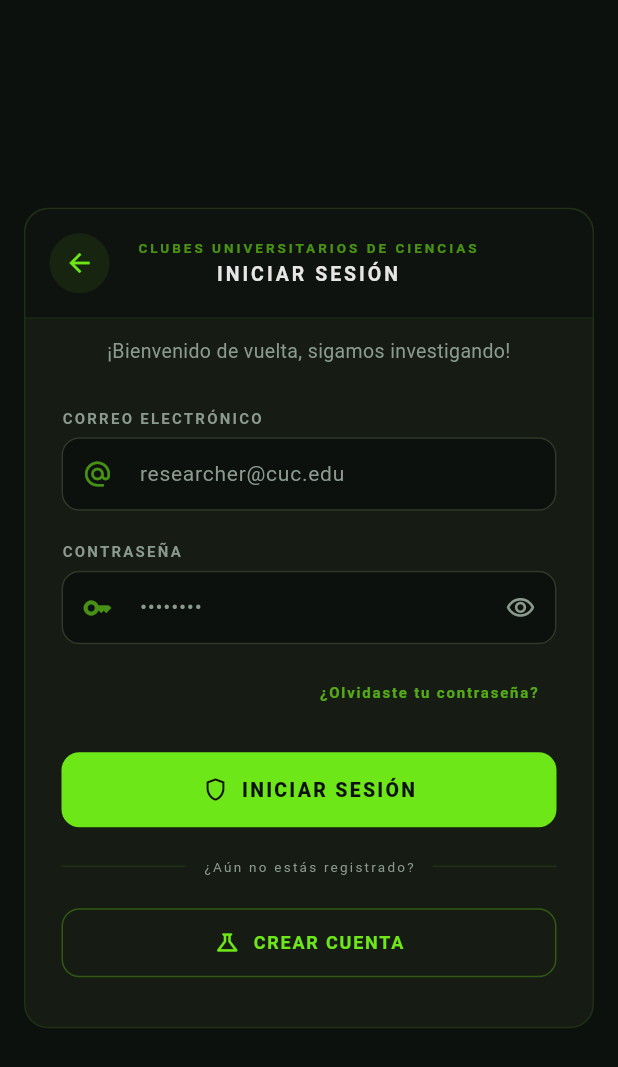
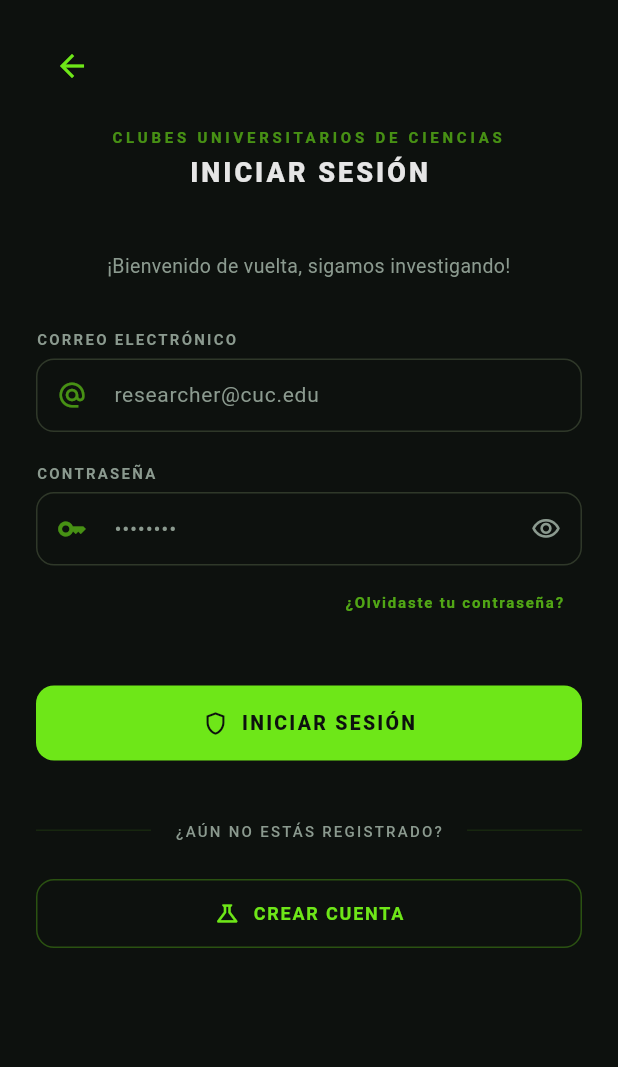
Before and after one commit to camm041111/flutter_application_cuc, a Flutter app: the screen it shows after launch, on a phone screen of 412 x 824 dp. Shown: the top 1067 px of the screen. Run offline on Flutter 3.47's test engine with Material 3 defaults, Android fonts, the phone set to English and light mode, and no system bars; our stand-ins replace flutter_dotenv, flutter_riverpod, supabase_flutter; accounts and stored records are empty; Roboto replaces fonts that are missing (SpaceGrotesk).

Commit message:
refactor: limpiar interfaz de login y mejorar consistencia visual

```diff
--- a/lib/core/services/auth_service.dart
+++ b/lib/core/services/auth_service.dart
@@ -9,7 +9,7 @@ final authServiceProvider = Provider<AuthService>((ref) {
 class AuthService {
   final SupabaseClient _supabase = Supabase.instance.client;
 
-  /// Método para registrar un nuevo usuario
+  /// Metodo para registrar un nuevo usuario
   /// Retorna un [String] con el mensaje de error, o [null] si fue exitoso.
   Future<String?> registrarUsuario({
     required String correo,
--- a/lib/features/auth/login/login_screen.dart
+++ b/lib/features/auth/login/login_screen.dart
@@ -1,7 +1,11 @@
 import 'package:flutter/material.dart';
 import '../../../core/theme/app_theme.dart';
+import '../../../core/constants/app_routes.dart';
 import '../../../core/widgets/cuc_text_field.dart';
-import '../../../core/constants/app_routes.dart';
+// Importamos los nuevos componentes extraídos
+import '../widgets/login_header.dart';
+import '../widgets/login_footer.dart';
+
 
 class LoginScreen extends StatelessWidget {
   const LoginScreen({super.key});
@@ -9,106 +13,40 @@ class LoginScreen extends StatelessWidget {
   @override
   Widget build(BuildContext context) {
     return Scaffold(
+      backgroundColor: AppColors.background, // Asegura el color de fondo completo
       body: SafeArea(
-        child: Center(
         child: SingleChildScrollView(
-            child: ConstrainedBox(
-              constraints: const BoxConstraints(maxWidth: 480),
-              child: Container(
-                margin: const EdgeInsets.all(16),
-                decoration: BoxDecoration(
-                  color: AppColors.surface,
-                  borderRadius: BorderRadius.circular(16),
-                  border: Border.all(
-                    color: AppColors.primary.withOpacity(0.1),
+          child: Padding(
+            padding: const EdgeInsets.symmetric(horizontal: 24.0),
+            child: Column(
+              crossAxisAlignment: CrossAxisAlignment.stretch,
+              children: [
+                const SizedBox(height: 20),
+                LoginHeader(
+                  onBack: () => Navigator.maybePop(context),
                 ),
-                ),
-                child: Column(
-                  mainAxisSize: MainAxisSize.min,
-                  children: [
-                    _LoginHeader(onBack: () => Navigator.maybePop(context)),
-                    const _LoginBody(),
+                const SizedBox(height: 40),
+                _buildForm(context),
+                const SizedBox(height: 40),
+                const LoginFooter(),
+                const SizedBox(height: 20),
               ],
-                ),
-              ),
             ),
           ),
         ),
       ),
     );
   }
-}
 
-// ── Sub-widgets internos ────────────────────────────────────────────────────
-
-class _LoginHeader extends StatelessWidget {
-  const _LoginHeader({required this.onBack});
-  final VoidCallback onBack;
-
-  @override
-  Widget build(BuildContext context) {
-    return Container(
-      padding: const EdgeInsets.all(16),
-      decoration: BoxDecoration(
-        color: AppColors.background.withOpacity(0.8),
-        borderRadius: const BorderRadius.vertical(top: Radius.circular(16)),
-        border: Border(
-          bottom: BorderSide(color: AppColors.primary.withOpacity(0.1)),
-        ),
-      ),
-      child: Row(
+  Widget _buildForm(BuildContext context) {
+    return Column(
       children: [
-          _CircleIconButton(icon: Icons.arrow_back, onTap: onBack),
-          Expanded(
-            child: Column(
-              children: [
-                Text(
-                  'CLUBES UNIVERSITARIOS DE CIENCIAS',
-                  style: TextStyle(
-                    fontSize: 9,
-                    letterSpacing: 2,
-                    color: AppColors.primary.withOpacity(0.6),
-                    fontWeight: FontWeight.w600,
-                  ),
-                  textAlign: TextAlign.center,
-                ),
-                const SizedBox(height: 2),
-                const Text(
-                  'INICIAR SESIÓN',
-                  style: TextStyle(
-                    fontSize: 13,
-                    fontWeight: FontWeight.w700,
-                    letterSpacing: 2,
-                  ),
-                  textAlign: TextAlign.center,
-                ),
-              ],
-            ),
-          ),
-          // Espaciador simétrico
-          const SizedBox(width: 40),
-        ],
-      ),
-    );
-  }
-}
-
-class _LoginBody extends StatelessWidget {
-  const _LoginBody();
-
-  @override
-  Widget build(BuildContext context) {
-    return Padding(
-      padding: const EdgeInsets.fromLTRB(24, 8, 24, 32),
-      child: Column(
-        children: [
-          const SizedBox(height: 4),
         Text(
           '¡Bienvenido de vuelta, sigamos investigando!',
           style: TextStyle(color: AppColors.muted, fontSize: 13),
           textAlign: TextAlign.center,
         ),
-          const SizedBox(height: 28),
+        const SizedBox(height: 32),
         const CucTextField(
           label: 'CORREO ELECTRÓNICO',
           hint: 'researcher@cuc.edu',
@@ -122,8 +60,22 @@ class _LoginBody extends StatelessWidget {
           prefixIcon: Icons.key_outlined,
           obscureText: true,
         ),
-          const SizedBox(height: 8),
-          Align(
+        _buildForgotPassword(),
+        const SizedBox(height: 32),
+        SizedBox(
+          width: double.infinity,
+          child: ElevatedButton.icon(
+            onPressed: () => Navigator.pushReplacementNamed(context, AppRoutes.main),
+            icon: const Icon(Icons.shield_outlined, size: 18),
+            label: const Text('INICIAR SESIÓN'),
+          ),
+        ),
+      ],
+    );
+  }
+
+  Widget _buildForgotPassword() {
+    return Align(
       alignment: Alignment.centerRight,
       child: TextButton(
         onPressed: () {},
@@ -137,83 +89,6 @@ class _LoginBody extends StatelessWidget {
           ),
         ),
       ),
-          ),
-          const SizedBox(height: 16),
-          SizedBox(
-            width: double.infinity,
-            child: ElevatedButton.icon(
-              onPressed: () {
-                Navigator.pushReplacementNamed(context, AppRoutes.main);
-              },
-              icon: const Icon(Icons.shield_outlined, size: 18),
-              label: const Text('INICIAR SESIÓN'),
-            ),
-          ),
-          const SizedBox(height: 20),
-          const _Divider(label: '¿Aún no estás registrado?'),
-          const SizedBox(height: 20),
-          SizedBox(
-            width: double.infinity,
-            child: OutlinedButton.icon(
-              onPressed: () => Navigator.pushNamed(context, AppRoutes.register),
-              icon: const Icon(Icons.science_outlined, size: 18),
-              label: const Text('CREAR CUENTA'),
-              style: OutlinedButton.styleFrom(
-                side: BorderSide(color: AppColors.primary.withOpacity(0.3)),
-              ),
-            ),
-          ),
-        ],
-      ),
     );
   }
 }
-
-class _Divider extends StatelessWidget {
-  const _Divider({required this.label});
-  final String label;
-
-  @override
-  Widget build(BuildContext context) {
-    return Row(
-      children: [
-        Expanded(child: Divider(color: AppColors.primary.withOpacity(0.1))),
-        Padding(
-          padding: const EdgeInsets.symmetric(horizontal: 12),
-          child: Text(
-            label,
-            style: const TextStyle(
-              fontSize: 9,
-              color: AppColors.muted,
-              letterSpacing: 1.5,
-            ),
-          ),
-        ),
-        Expanded(child: Divider(color: AppColors.primary.withOpacity(0.1))),
-      ],
-    );
-  }
-}
-
-class _CircleIconButton extends StatelessWidget {
-  const _CircleIconButton({required this.icon, required this.onTap});
-  final IconData icon;
-  final VoidCallback onTap;
-
-  @override
-  Widget build(BuildContext context) {
-    return InkWell(
-      onTap: onTap,
-      borderRadius: BorderRadius.circular(20),
-      child: Container(
-        width: 40,
-        height: 40,
-        decoration: BoxDecoration(
-          shape: BoxShape.circle,
-          color: AppColors.primary.withOpacity(0.08),
-        ),
-        child: Icon(icon, color: AppColors.primary, size: 20),
-      ),
-    );
-  }
-}
--- /dev/null
+++ b/lib/features/auth/widgets/auth_divider.dart
@@ -0,0 +1,46 @@
+import 'package:flutter/material.dart';
+import '../../../core/theme/app_theme.dart';
+
+class AuthDivider extends StatelessWidget {
+  final String label;
+
+  const AuthDivider({
+    super.key,
+    required this.label,
+  });
+
+  @override
+  Widget build(BuildContext context) {
+    return Row(
+      children: [
+        // Línea izquierda
+        Expanded(
+          child: Divider(
+            color: AppColors.primary.withOpacity(0.1),
+            thickness: 1,
+          ),
+        ),
+        // Texto central
+        Padding(
+          padding: const EdgeInsets.symmetric(horizontal: 16),
+          child: Text(
+            label.toUpperCase(), // Mantenemos la estética de mayúsculas del proyecto
+            style: TextStyle(
+              fontSize: 10,
+              color: AppColors.muted,
+              letterSpacing: 1.5,
+              fontWeight: FontWeight.w500,
+            ),
+          ),
+        ),
+        // Línea derecha
+        Expanded(
+          child: Divider(
+            color: AppColors.primary.withOpacity(0.1),
+            thickness: 1,
+          ),
+        ),
+      ],
+    );
+  }
+}
--- /dev/null
+++ b/lib/features/auth/widgets/login_footer.dart
@@ -0,0 +1,29 @@
+import 'package:flutter/material.dart';
+import '../../../core/theme/app_theme.dart';
+import '../../../core/constants/app_routes.dart';
+import 'auth_divider.dart'; // Importamos el nuevo componente
+
+class LoginFooter extends StatelessWidget {
+  const LoginFooter({super.key});
+
+  @override
+  Widget build(BuildContext context) {
+    return Column(
+      children: [
+        const AuthDivider(label: '¿Aún no estás registrado?'),
+        const SizedBox(height: 24),
+        SizedBox(
+          width: double.infinity,
+          child: OutlinedButton.icon(
+            onPressed: () => Navigator.pushNamed(context, AppRoutes.register),
+            icon: const Icon(Icons.science_outlined, size: 18),
+            label: const Text('CREAR CUENTA'),
+            style: OutlinedButton.styleFrom(
+              side: BorderSide(color: AppColors.primary.withOpacity(0.3)),
+            ),
+          ),
+        ),
+      ],
+    );
+  }
+}
--- /dev/null
+++ b/lib/features/auth/widgets/login_header.dart
@@ -0,0 +1,43 @@
+import 'package:flutter/material.dart'; // Soluciona errores de StatelessWidget, Widget, etc.
+import '../../../core/theme/app_theme.dart'; // Soluciona errores de AppColors
+
+class LoginHeader extends StatelessWidget {
+  final VoidCallback onBack;
+  const LoginHeader({super.key, required this.onBack});
+
+  @override
+  Widget build(BuildContext context) {
+    return Column(
+      children: [
+        Align(
+          alignment: Alignment.centerLeft,
+          child: IconButton( // Usamos IconButton estándar temporalmente o importa tu CircleIconButton
+            icon: const Icon(Icons.arrow_back),
+            onPressed: onBack,
+            color: AppColors.primary,
+          ),
+        ),
+        const SizedBox(height: 16),
+        Text(
+          'CLUBES UNIVERSITARIOS DE CIENCIAS',
+          style: TextStyle(
+            fontSize: 10,
+            letterSpacing: 2.5,
+            color: AppColors.primary.withOpacity(0.6),
+            fontWeight: FontWeight.w600,
+          ),
+          textAlign: TextAlign.center,
+        ),
+        const SizedBox(height: 4),
+        const Text(
+          'INICIAR SESIÓN',
+          style: TextStyle(
+            fontSize: 18,
+            fontWeight: FontWeight.w800,
+            letterSpacing: 2,
+          ),
+        ),
+      ],
+    );
+  }
+}
```
Also changed, not shown: lib/features/auth/widgets/register_form.dart (added). Lines whose indentation alone changed are shown as unchanged.
